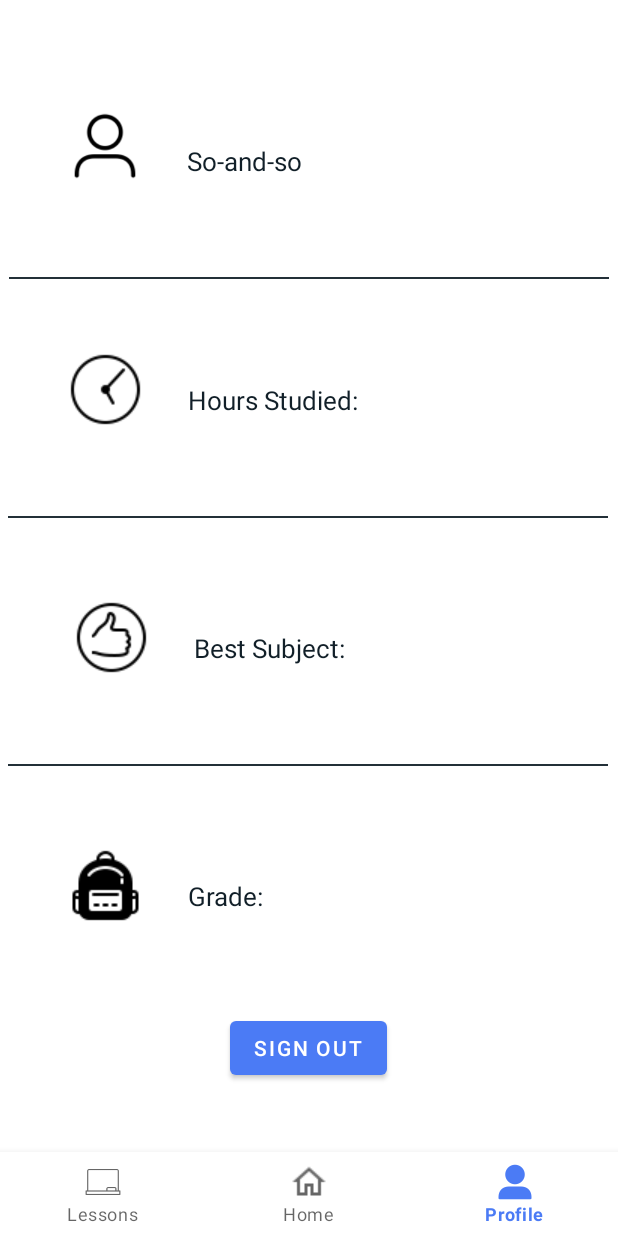
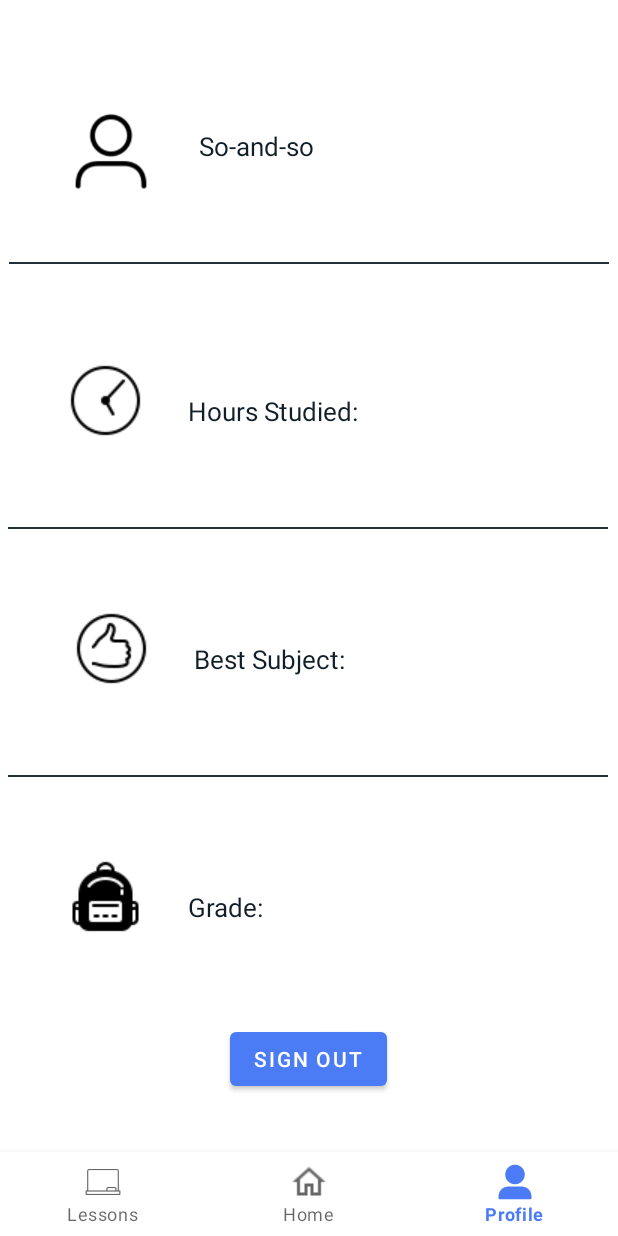
Before and after one commit to SSGrady/Grutor, an Android app: the fragment LessonsFragment placed in its activity, item 3 of the bottom bar chosen, on a phone screen of 412 x 824 dp. Run offline under Robolectric (Android 15) with nearby library versions, the light colour scheme and no system bars; libraries missing offline, so code that uses them is left out: com.parse; pictures from the network do not load; 17 statements that could not run were skipped.

Commit message:
Lessons changes. TODO: debug Matching algorithm + instant messaging

```diff
--- a/app/build.gradle
+++ b/app/build.gradle
@@ -59,4 +59,7 @@ dependencies {
     implementation 'com.amitshekhar.android:android-networking:1.0.2'
 
     implementation 'com.github.GrenderG:Toasty:1.5.2'
+
+    implementation 'com.squareup.okhttp3:logging-interceptor:3.8.1' // for logging API calls to LogCat
+    implementation 'com.github.parse-community:ParseLiveQuery-Android:1.2.2'
 }
--- a/app/src/main/java/com/example/grutor/Activites/DetailActivity.java
+++ b/app/src/main/java/com/example/grutor/Activites/DetailActivity.java
@@ -302,7 +302,11 @@ public class DetailActivity extends AppCompatActivity implements DatePickerDialo
 
     @Override
     public void onDateSet(DatePicker view, int year, int month, int dayOfMonth) {
-        Calendar c = Calendar.getInstance();
+        try{
+            view.updateDate(year, month, dayOfMonth);
+        }catch (Exception ignored){}
+
+        final Calendar c = Calendar.getInstance();
         c.set(Calendar.YEAR, year);
         c.set(Calendar.MONTH, month);
         c.set(Calendar.DAY_OF_MONTH, dayOfMonth);
--- a/app/src/main/java/com/example/grutor/Adapters/LessonAdapter.java
+++ b/app/src/main/java/com/example/grutor/Adapters/LessonAdapter.java
@@ -23,9 +23,10 @@ import com.parse.ParseUser;
 import java.util.List;
 
 public class LessonAdapter extends RecyclerView.Adapter<LessonAdapter.ViewHolder> {
-    List<Lessons> lessons;
-    LayoutInflater inflater;
-    Context context;
+    public List<Lessons> lessons;
+    protected LayoutInflater inflater;
+    protected Context context;
+    public Lessons requestedLesson;
 
     public class ViewHolder extends RecyclerView.ViewHolder {
 
@@ -33,6 +34,8 @@ public class LessonAdapter extends RecyclerView.Adapter<LessonAdapter.ViewHolder
         public EditText etBundledDescription;
         public ImageView ivSubjectLesson;
         public Button btnSubjectTopic;
+        public boolean clicky;
+
         public ViewHolder(@NonNull View itemView) {
             super(itemView);
             tvNumType = itemView.findViewById(R.id.tvNumType);
@@ -40,6 +43,7 @@ public class LessonAdapter extends RecyclerView.Adapter<LessonAdapter.ViewHolder
             etBundledDescription = itemView.findViewById(R.id.etBundledDescription);
             ivSubjectLesson = itemView.findViewById(R.id.ivSubjectLesson);
             btnSubjectTopic = itemView.findViewById(R.id.btnSubjectTopic);
+            clicky = true;
         }
     }
 
@@ -62,6 +66,12 @@ public class LessonAdapter extends RecyclerView.Adapter<LessonAdapter.ViewHolder
         Lessons lesson = lessons.get(position);
         holder.etBundledDescription.setText(lesson.getTutoringDescription());
         holder.btnSubjectTopic.setText(lesson.getTutoringSubject() + " · " + lesson.getTutoringTopic());
+        holder.btnSubjectTopic.setOnClickListener(new View.OnClickListener() {
+            @Override
+            public void onClick(View v) {
+                setLessons(holder, position);
+            }
+        });
         holder.tvDateTime.setText(lesson.getCalendarDate());
         if (lesson.getTypeOfLesson().equals("Essay") || lesson.getTypeOfLesson().equals("Other")) {
             holder.tvNumType.setText(lesson.getTypeOfLesson());
@@ -90,6 +100,29 @@ public class LessonAdapter extends RecyclerView.Adapter<LessonAdapter.ViewHolder
         }
     }
 
+    private void setLessons(ViewHolder holder, int position) {
+        if (holder.clicky) {
+            holder.ivSubjectLesson.setVisibility(View.VISIBLE);
+            if (!holder.etBundledDescription.getText().toString().isEmpty())
+            {
+                holder.etBundledDescription.setVisibility(View.VISIBLE);
+            }
+            holder.tvNumType.setVisibility(View.VISIBLE);
+            holder.tvDateTime.setVisibility(View.VISIBLE);
+            holder.clicky = false;
+            requestedLesson = lessons.get(position);
+
+        }
+        else {
+            holder.clicky = true;
+            holder.ivSubjectLesson.setVisibility(View.GONE);
+            holder.etBundledDescription.setVisibility(View.INVISIBLE);
+            holder.tvNumType.setVisibility(View.GONE);
+            holder.tvDateTime.setVisibility(View.GONE);
+            requestedLesson = null;
+        }
+    }
+
     @Override
     public int getItemCount() {
         return lessons.size();
--- a/app/src/main/java/com/example/grutor/Fragments/LessonsFragment.java
+++ b/app/src/main/java/com/example/grutor/Fragments/LessonsFragment.java
@@ -37,7 +37,6 @@ import java.util.List;
 public class LessonsFragment extends Fragment {
     protected FloatingActionButton fab_main, fabCamera, fabMessages;
     protected Animation fab_open, fab_close, fab_clock, fab_anticlock;
-    ArrayList<ParseUser> users;
     protected studentMatcher matching;
     TextView tvCallIcon, tvMessagesIcon;
     RecyclerView rvLessons, rvMatches;
@@ -64,12 +63,15 @@ public class LessonsFragment extends Fragment {
         lessons = new ArrayList<>();
         adapter = new LessonAdapter(getContext(), lessons);
         queryLessons();
-        matching = new studentMatcher();
+        matching = new studentMatcher(adapter.requestedLesson);
         try {
             matching.getMyMatches();
         } catch (ParseException e) {
             e.printStackTrace();
         }
+        // TODO [ ] Add onClick listener for btnSubjectTopic that populates the matches adapter with the correct subject,
+        // TODO     this will happen inside studentMatcher.java where queried results are based on btnSubjectTopic's subject
+
         matcher = new MatchesAdapter(getContext(), matching.matches);
         rvMatches.setLayoutManager(new LinearLayoutManager(getContext()));
         rvMatches.setAdapter(matcher);
@@ -133,10 +135,10 @@ public class LessonsFragment extends Fragment {
         });
     }
 
-    private void queryUsers() throws ParseException {
-        ParseQuery<ParseUser> query = ParseQuery.getQuery(ParseUser.class);
-        users.addAll(query.find());
-    }
+//   FIXME: REMOVEME private void queryUsers() throws ParseException {
+//        ParseQuery<ParseUser> query = ParseQuery.getQuery(ParseUser.class);
+//        users.addAll(query.find());
+//    }
 
     private void queryLessons() {
         ParseQuery<Lessons> query = ParseQuery.getQuery(Lessons.class);
--- a/app/src/main/java/com/example/grutor/Fragments/ProfileFragment.java
+++ b/app/src/main/java/com/example/grutor/Fragments/ProfileFragment.java
@@ -9,8 +9,10 @@ import android.view.LayoutInflater;
 import android.view.View;
 import android.view.ViewGroup;
 import android.widget.Button;
+import android.widget.ImageView;
 import android.widget.TextView;
 
+import com.bumptech.glide.Glide;
 import com.example.grutor.Activites.LoginActivity;
 import com.example.grutor.R;
 import com.parse.ParseUser;
@@ -19,10 +21,8 @@ public class ProfileFragment extends Fragment {
 
     public Button btnlogOut;
     protected ParseUser currentUser;
-    protected TextView tvProfileName;
-    protected TextView tvUserBestSubject;
-    protected TextView tvUserCurrentGrade;
-    protected TextView tvUserHoursStudied;
+    protected TextView tvProfileName, tvUserBestSubject, tvUserCurrentGrade, tvUserHoursStudied;
+    protected ImageView ivCurrUserProfile;
 
     @Override
     public View onCreateView(LayoutInflater inflater, ViewGroup parent, Bundle savedInstanceState) {
@@ -43,12 +43,17 @@ public class ProfileFragment extends Fragment {
         tvUserBestSubject = view.findViewById(R.id.tvBestSubjectAnswer);
         tvUserCurrentGrade = view.findViewById(R.id.tvCurrentGradeAnswer);
         tvUserHoursStudied = view.findViewById(R.id.tvTotalHoursAnswer);
+        ivCurrUserProfile = view.findViewById(R.id.ivCurrUserProfile);
 
         if (currentUser != null)  {
             tvProfileName.setText(currentUser.get("name").toString());
             tvUserHoursStudied.setText(currentUser.get("hoursCount").toString());
             tvUserBestSubject.setText(currentUser.get("bestAt").toString());
             tvUserCurrentGrade.setText(currentUser.get("grade").toString());
+            Glide.with(getContext())
+                    .load(currentUser.getParseFile("profilePhoto").getUrl())
+                    .circleCrop() // create an effect of a round profile picture
+                    .into(ivCurrUserProfile);
         }
         btnlogOut.setOnClickListener(new View.OnClickListener() {
             @Override
--- a/app/src/main/java/com/example/grutor/Utility/studentMatcher.java
+++ b/app/src/main/java/com/example/grutor/Utility/studentMatcher.java
@@ -1,5 +1,6 @@
 package com.example.grutor.Utility;
 
+import com.example.grutor.Modals.Lessons;
 import com.parse.FindCallback;
 import com.parse.ParseException;
 import com.parse.ParseQuery;
@@ -10,28 +11,39 @@ import java.util.List;
 
 public class studentMatcher {
     public ParseUser currentUser;
+    public String requestedLesson;
 
     // TODO implement bestAt matching with subject requested
-    //  protected final String KEY_BEST_AT = "bestAt";
+    protected final String KEY_BEST_AT = "bestAt";
     protected String KEY_USER_OBJECT_ID;
     protected final String KEY_OBJECT_ID = "objectId";
     protected final String KEY_GRADE = "grade";
     protected String KEY_USERS_GRADE;
     public List<ParseUser> matches;
 
-    public studentMatcher(){
+    public studentMatcher(Lessons requestedLesson){
 
         this.currentUser = ParseUser.getCurrentUser();
         matches = new ArrayList<>();
         KEY_USER_OBJECT_ID = String.valueOf(currentUser.getObjectId());
         KEY_USERS_GRADE  = String.valueOf(currentUser.get(KEY_GRADE));
+        if (requestedLesson != null) {
+            this.requestedLesson = requestedLesson.getTutoringSubject();
+        }
     }
 
     public void getMyMatches() throws ParseException {
         ParseQuery <ParseUser> query =  ParseQuery.getQuery("_User");
         query.setLimit(5);
         query.whereEqualTo(KEY_GRADE, KEY_USERS_GRADE);
+//        query.whereEqualTo(KEY_BEST_AT, requestedLesson);
         query.whereNotEqualTo(KEY_OBJECT_ID, KEY_USER_OBJECT_ID);
+//        if (matches.size() != 0) {
+//            for (int i = 0; i < matches.size(); i++) {
+//                System.out.println(matches.get(i));
+//            }
+//            System.out.println("End of new matching algorithm matches!");
+//        }
         matches.addAll(query.find());
     }
 }
--- a/app/src/main/res/layout/activity_lesson.xml
+++ b/app/src/main/res/layout/activity_lesson.xml
@@ -29,6 +29,7 @@
             android:fontFamily="sans-serif-medium"
             android:text="Type · Num Problem(s)"
             android:textColor="@color/black"
+            android:visibility="invisible"
             android:textSize="12sp"
             android:textStyle="bold"
             app:layout_constraintStart_toEndOf="@+id/ivSubjectLesson"
@@ -43,6 +44,7 @@
             android:focusable="false"
             android:focusableInTouchMode="false"
             android:hint="Description field"
+            android:visibility="gone"
             android:inputType="textMultiLine"
             android:textColor="@color/blueBlack"
             android:textSize="16sp"
@@ -57,6 +59,7 @@
             android:layout_marginStart="6dp"
             android:layout_marginTop="3dp"
             android:src="@drawable/icons8_math_64"
+            android:visibility="invisible"
             app:layout_constraintStart_toEndOf="@+id/btnSubjectTopic"
             app:layout_constraintTop_toTopOf="@+id/btnSubjectTopic" />
 
@@ -69,6 +72,7 @@
             android:text="Date time"
             android:textColor="@color/blueBlack"
             android:textSize="16sp"
+            android:visibility="gone"
             app:layout_constraintStart_toEndOf="@+id/etBundledDescription"
             app:layout_constraintTop_toTopOf="@+id/etBundledDescription" />
 
--- a/app/src/main/res/layout/activity_matching.xml
+++ b/app/src/main/res/layout/activity_matching.xml
@@ -36,6 +36,7 @@
         android:background="@drawable/round_shape_btn"
         android:backgroundTint="#4CAF50"
         android:text="Accept"
+        android:textColor="@color/white"
         android:textSize="10sp"
         app:layout_constraintBottom_toBottomOf="parent"
         app:layout_constraintStart_toEndOf="@+id/ivMatchedStudent"
@@ -50,6 +51,7 @@
         android:background="@drawable/round_shape_btn"
         android:backgroundTint="#F44336"
         android:text="Delete"
+        android:textColor="@color/white"
         android:textSize="10sp"
         app:layout_constraintStart_toEndOf="@+id/btnAccept"
         app:layout_constraintTop_toTopOf="@+id/btnAccept"
--- a/app/src/main/res/layout/fragment_profile.xml
+++ b/app/src/main/res/layout/fragment_profile.xml
@@ -54,9 +54,9 @@
             tools:text="8" />
 
         <ImageView
-            android:id="@+id/imageView"
-            android:layout_width="49dp"
-            android:layout_height="44dp"
+            android:id="@+id/ivCurrUserProfile"
+            android:layout_width="57dp"
+            android:layout_height="51dp"
             android:layout_marginStart="45dp"
             android:layout_marginTop="75dp"
             android:src="@drawable/profile_icon"
@@ -68,12 +68,12 @@
             android:layout_width="wrap_content"
             android:layout_height="wrap_content"
             android:layout_marginStart="30dp"
-            android:layout_marginTop="20dp"
+            android:layout_marginTop="10dp"
             android:text="So-and-so"
             android:textColor="@color/blueBlack"
             android:textSize="17sp"
-            app:layout_constraintStart_toEndOf="@+id/imageView"
-            app:layout_constraintTop_toTopOf="@+id/imageView" />
+            app:layout_constraintStart_toEndOf="@+id/ivCurrUserProfile"
+            app:layout_constraintTop_toTopOf="@+id/ivCurrUserProfile" />
 
         <TextView
             android:id="@+id/tvBestSubjectProfilePrompt"
@@ -114,8 +114,8 @@
             android:layout_height="wrap_content"
             android:layout_marginTop="115dp"
             android:src="@drawable/icons8_clock_48"
-            app:layout_constraintStart_toStartOf="@+id/imageView"
-            app:layout_constraintTop_toBottomOf="@+id/imageView" />
+            app:layout_constraintStart_toStartOf="@+id/ivCurrUserProfile"
+            app:layout_constraintTop_toBottomOf="@+id/ivCurrUserProfile" />
 
         <ImageView
             android:id="@+id/ivBestSubject"
@@ -124,7 +124,7 @@
             android:layout_marginStart="4dp"
             android:layout_marginTop="115dp"
             android:src="@drawable/icons8_good_quality_48"
-            app:layout_constraintStart_toStartOf="@+id/imageView"
+            app:layout_constraintStart_toStartOf="@+id/ivCurrUserProfile"
             app:layout_constraintTop_toBottomOf="@+id/ivTotalHours" />
 
         <ImageView
@@ -133,7 +133,7 @@
             android:layout_height="wrap_content"
             android:layout_marginTop="115dp"
             android:src="@drawable/icons8_backpack_48"
-            app:layout_constraintStart_toStartOf="@+id/imageView"
+            app:layout_constraintStart_toStartOf="@+id/ivCurrUserProfile"
             app:layout_constraintTop_toBottomOf="@+id/ivBestSubject" />
 
         <TextView
--- a/app/src/main/res/values/strings.xml
+++ b/app/src/main/res/values/strings.xml
@@ -15,6 +15,10 @@
     <string name="history">History</string>
     <string name="government">Government</string>
     <string name="economics">Economics</string>
+    <string name="message_hint">Say anything</string>
+    <string name="send">Send</string>
+    <string name="profile_me">My Profile Pic</string>
+    <string name="profile_other">Other profile pic</string>
 
     <string-array name="grades">
         <item>Grade</item>
```
Also changed, not shown: app/src/main/java/com/example/grutor/Adapters/MatchesAdapter.java (+13 -2 lines).
